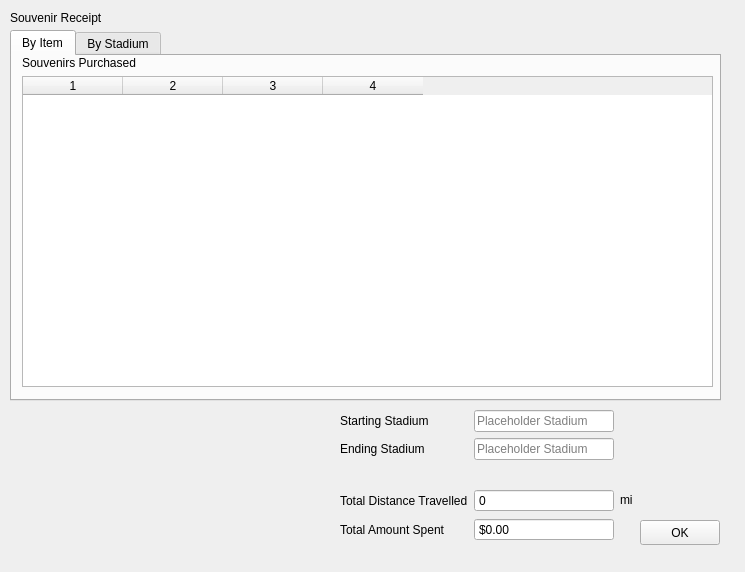
First picture: the form in BaseballTour/tripplanner.ui, repository ethanl21/BaseballTour, before the edit.
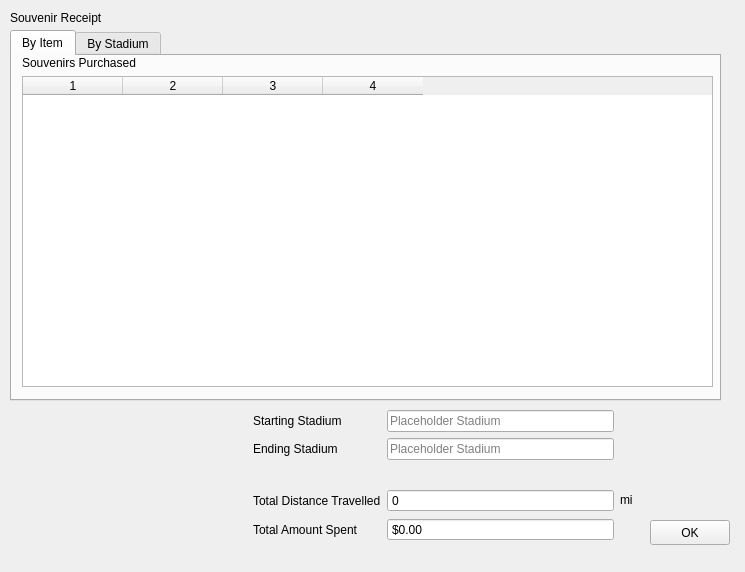
Second picture: the form after the edit. The open tabs and pages were chosen to show the change.

The edit to the form file:
```diff
--- a/BaseballTour/tripplanner.ui
+++ b/BaseballTour/tripplanner.ui
@@ -19,7 +19,7 @@
      <x>10</x>
      <y>10</y>
      <width>721</width>
-     <height>541</height>
+     <height>551</height>
     </rect>
    </property>
    <widget class="QWidget" name="summaryPage">
@@ -326,9 +326,9 @@
     <widget class="QWidget" name="formLayoutWidget_2">
      <property name="geometry">
       <rect>
-       <x>330</x>
+       <x>243</x>
        <y>400</y>
-       <width>274</width>
+       <width>361</width>
        <height>131</height>
       </rect>
      </property>
@@ -438,19 +438,6 @@
       <string>&lt;html&gt;&lt;head/&gt;&lt;body&gt;&lt;p&gt;Souvenir Receipt&lt;/p&gt;&lt;/body&gt;&lt;/html&gt;</string>
      </property>
     </widget>
-    <widget class="QPushButton" name="tripDoneButton">
-     <property name="geometry">
-      <rect>
-       <x>630</x>
-       <y>510</y>
-       <width>80</width>
-       <height>25</height>
-      </rect>
-     </property>
-     <property name="text">
-      <string>OK</string>
-     </property>
-    </widget>
     <widget class="QLabel" name="label_19">
      <property name="geometry">
       <rect>
@@ -464,6 +451,19 @@
       <string>mi</string>
      </property>
     </widget>
+    <widget class="QPushButton" name="tripDoneButton">
+     <property name="geometry">
+      <rect>
+       <x>640</x>
+       <y>510</y>
+       <width>80</width>
+       <height>25</height>
+      </rect>
+     </property>
+     <property name="text">
+      <string>OK</string>
+     </property>
+    </widget>
    </widget>
   </widget>
  </widget>
```
